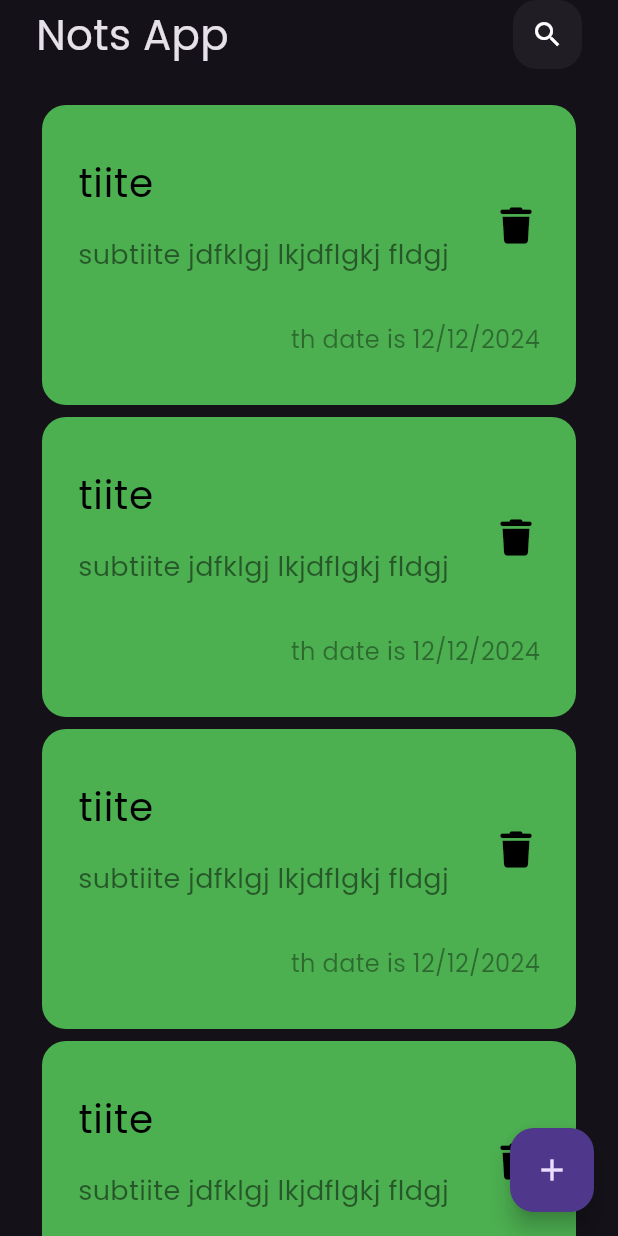
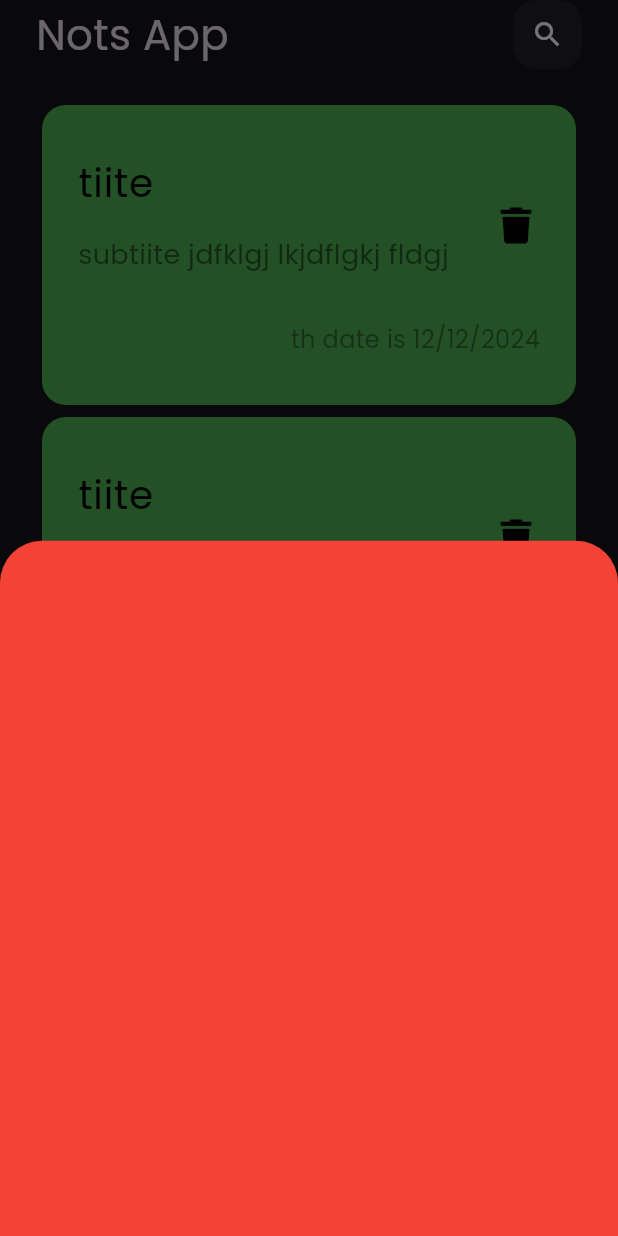
Before and after one commit to AbdullahAlsafty/Not-App, a Flutter app: the screen it shows after launch, after a tap on the "add" icon, on a phone screen of 412 x 824 dp. Run offline on Flutter 3.47's test engine with Material 3 defaults, Android fonts, the phone set to English and light mode, and no system bars; our stand-ins replace font_awesome_flutter.

```diff
--- a/lib/views/nots_view.dart
+++ b/lib/views/nots_view.dart
@@ -9,10 +9,26 @@ class NotsView extends StatelessWidget {
   Widget build(BuildContext context) {
     return Scaffold(
       floatingActionButton: FloatingActionButton(
-        onPressed: () {},
+        onPressed: () {
+          showModalBottomSheet(
+              backgroundColor: Colors.red,
+              context: context,
+              builder: (context) {
+                return ShowDialogAddNot();
+              });
+        },
         child: const Icon(Icons.add),
       ),
       body: const CustomNotsViewBody(),
     );
   }
 }
+
+class ShowDialogAddNot extends StatelessWidget {
+  const ShowDialogAddNot({super.key});
+
+  @override
+  Widget build(BuildContext context) {
+    return Container();
+  }
+}
```
